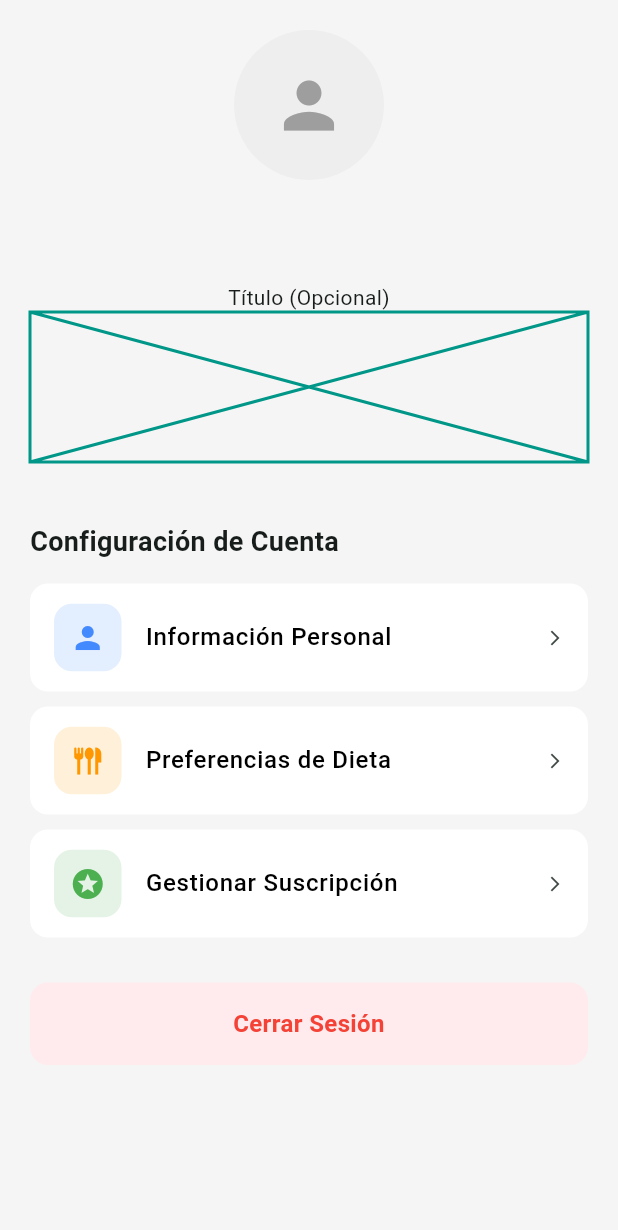
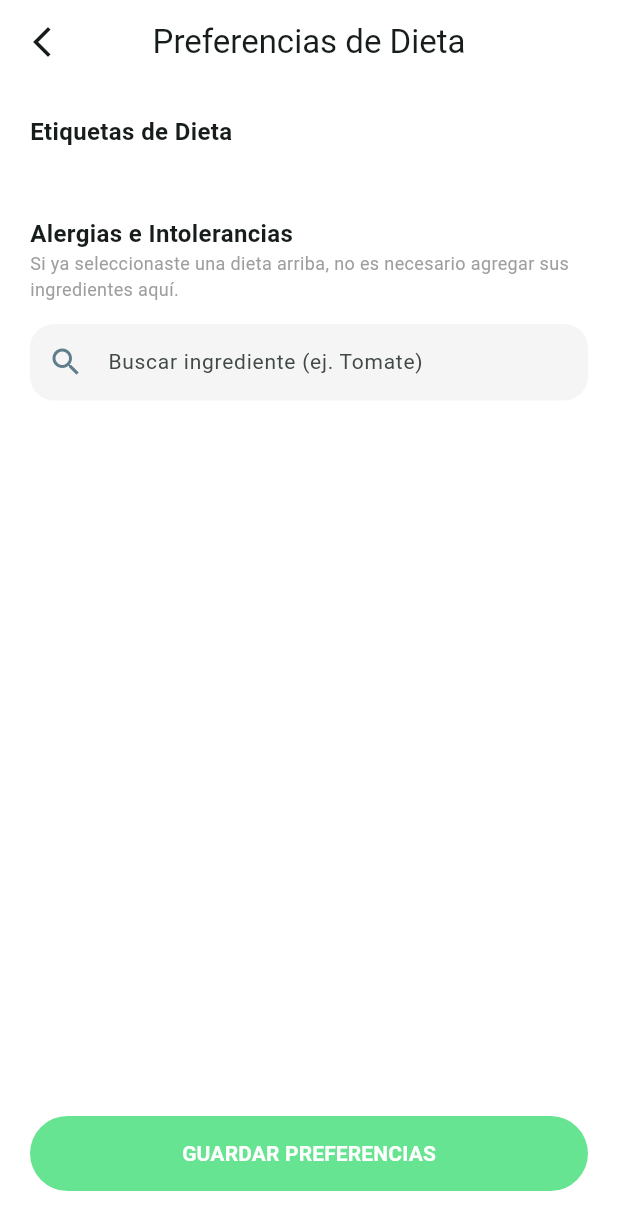
Before and after one commit to nicole0807-glitch/ISW---Grupo-C-Kooki, a Flutter app: the ProfileScreen screen opened directly, after a tap on "Preferencias de Dieta", on a phone screen of 412 x 824 dp. Shown: the top 1230 px of the screen. Run offline on Flutter 3.47's test engine with Material 3 defaults, Android fonts, the phone set to English and light mode, and no system bars; our stand-ins replace flutter_local_notifications, get, image_picker, supabase_flutter, timezone; accounts and stored records are empty.

Commit message:
Se ha añadido la página de alregias y tags de usuario. Se ha cambiado el icono de plan a Calendar.month

```diff
--- /dev/null
+++ b/lib/screens/Profile/diet_preferences_screen.dart
@@ -0,0 +1,249 @@
+import 'package:flutter/material.dart';
+import '../../services/profile_service.dart';
+
+
+class DietPreferencesScreen extends StatefulWidget {
+  const DietPreferencesScreen({super.key});
+
+  @override
+  State<DietPreferencesScreen> createState() => _DietPreferencesScreenState();
+}
+
+class _DietPreferencesScreenState extends State<DietPreferencesScreen> {
+  final _profileService = ProfileService();
+
+  // Datos de la pantalla
+  List<Map<String, dynamic>> _allTags = [];
+  List<int> _selectedTagIds = [];
+  List<Map<String, dynamic>> _selectedAllergies = [];
+  List<Map<String, dynamic>> _searchResults = [];
+
+  bool _isLoading = true;
+  bool _isSaving = false;
+
+  @override
+  void initState() {
+    super.initState();
+    _loadData();
+  }
+
+  Future<void> _loadData() async {
+    try {
+      final tags = await _profileService.getDietTags();
+      final userTags = await _profileService.getUserDietTags();
+      final userAllergies = await _profileService.getUserAllergies();
+
+      setState(() {
+        _allTags = tags;
+        _selectedTagIds = userTags;
+        _selectedAllergies = userAllergies.map((a) => {
+          'id': a['ingredient_id'],
+          'name': a['Ingredient']['name']
+        }).toList();
+        _isLoading = false;
+      });
+    } catch (e) {
+      setState(() => _isLoading = false);
+    }
+  }
+
+  // --- MÉTODOS DE UI (LOS QUE FALTABAN) ---
+
+  // 1. Sección de Etiquetas de Dieta
+  Widget _buildTagsWrap() {
+    return Wrap(
+      spacing: 8.0,
+      runSpacing: 4.0,
+      children: _allTags.map((tag) {
+        final isSelected = _selectedTagIds.contains(tag['tag_id']);
+        return FilterChip(
+          label: Text(tag['name']),
+          selected: isSelected,
+          backgroundColor: Colors.white,
+          selectedColor: Color.fromARGB(255, 103, 228, 145),
+          checkmarkColor: Colors.black,
+          labelStyle: TextStyle(
+            color: isSelected ? Colors.white : Colors.black,
+            fontWeight: isSelected ? FontWeight.bold : FontWeight.normal,
+          ),
+          onSelected: (selected) {
+            setState(() {
+              selected ? _selectedTagIds.add(tag['tag_id']) : _selectedTagIds.remove(tag['tag_id']);
+            });
+          },
+        );
+      }).toList(),
+    );
+  }
+
+  // 2. Barra de Búsqueda Estilizada
+  Widget _buildStyledSearchBar() {
+    return TextField(
+      style: const TextStyle(fontSize: 14),
+      onChanged: (val) async {
+        if (val.isEmpty) {
+          setState(() => _searchResults = []);
+          return;
+        }
+        final results = await _profileService.searchIngredients(val);
+        setState(() => _searchResults = results);
+      },
+      decoration: InputDecoration(
+        hintText: "Buscar ingrediente (ej. Tomate)",
+        prefixIcon: const Icon(Icons.search, color: Colors.blueGrey),
+        filled: true,
+        fillColor: Colors.grey.shade100,
+        contentPadding: const EdgeInsets.symmetric(horizontal: 20, vertical: 15),
+        enabledBorder: OutlineInputBorder(
+          borderRadius: BorderRadius.circular(16),
+          borderSide: BorderSide.none,
+        ),
+        focusedBorder: OutlineInputBorder(
+          borderRadius: BorderRadius.circular(16),
+          borderSide: const BorderSide(color: Color.fromARGB(255, 103, 228, 145), width: 1.5),
+        ),
+      ),
+    );
+  }
+
+  // 3. Lista de Alergias Seleccionadas
+  Widget _buildSelectedAllergiesWrap() {
+    return Wrap(
+      spacing: 8,
+      children: _selectedAllergies.map((ing) => Chip(
+        label: Text(ing['name']),
+        backgroundColor: Colors.red.shade50,
+        labelStyle: const TextStyle(color: Colors.red, fontSize: 13),
+        deleteIcon: const Icon(Icons.close, size: 16, color: Colors.red),
+        onDeleted: () {
+          setState(() => _selectedAllergies.removeWhere((a) => a['ingredient_id'] == ing['ingredient_id']));
+        },
+      )).toList(),
+    );
+  }
+
+  // 4. Botón de Guardar al fondo
+  Widget _buildSaveButton() {
+    return SizedBox(
+      width: double.infinity,
+      height: 50,
+      child: ElevatedButton(
+        style: ElevatedButton.styleFrom(
+          backgroundColor: Color.fromARGB(255, 103, 228, 145),
+          foregroundColor: Colors.white,
+          shape: const StadiumBorder(),
+          elevation: 0,
+        ),
+        onPressed: _isSaving ? null : _handleSave,
+        child: _isSaving
+          ? const SizedBox(height: 20, width: 20, child: CircularProgressIndicator(color: Colors.white, strokeWidth: 2))
+          : const Text("GUARDAR PREFERENCIAS", style: TextStyle(fontWeight: FontWeight.bold)),
+      ),
+    );
+  }
+
+  Future<void> _handleSave() async {
+    setState(() => _isSaving = true);
+    await _profileService.saveDietaryProfile(
+      _selectedTagIds,
+      _selectedAllergies.map((a) => a['ingredient_id'] as int).toList()
+    );
+    if (mounted) {
+      Navigator.pop(context);
+    }
+  }
+
+  // --- ESTRUCTURA PRINCIPAL (BUILD) ---
+
+  @override
+  Widget build(BuildContext context) {
+    return Scaffold(
+      backgroundColor: Colors.white,
+      appBar: AppBar(
+        title: const Text("Preferencias de Dieta"),
+        backgroundColor: Colors.white,
+        centerTitle: true,
+        leading: IconButton(
+          icon: const Icon(Icons.arrow_back_ios_new),
+          onPressed: () => Navigator.pop(context),
+        ),
+      ),
+      // Botón siempre visible abajo
+      bottomNavigationBar: Padding(
+        padding: const EdgeInsets.fromLTRB(20, 0, 20, 30),
+        child: _buildSaveButton(),
+      ),
+      body: _isLoading
+        ? const Center(child: CircularProgressIndicator())
+        : Stack( // Stack global para permitir que el buscador flote y sea clickeable
+            children: [
+              // Capa 1: El contenido con Scroll
+              SingleChildScrollView(
+                padding: const EdgeInsets.all(20),
+                child: Column(
+                  crossAxisAlignment: CrossAxisAlignment.start,
+                  children: [
+                    const Text("Etiquetas de Dieta", style: TextStyle(fontSize: 16, fontWeight: FontWeight.bold)),
+                    const SizedBox(height: 10),
+                    _buildTagsWrap(),
+
+                    const SizedBox(height: 35),
+                    const Text("Alergias e Intolerancias", style: TextStyle(fontSize: 16, fontWeight: FontWeight.bold)),
+                    const Text(
+                      "Si ya seleccionaste una dieta arriba, no es necesario agregar sus ingredientes aquí.",
+                      style: TextStyle(fontSize: 12, color: Colors.grey),
+                    ),
+                    const SizedBox(height: 15),
+
+                    // Solo dejamos el espacio de la barra, la lógica flotante está en la Capa 2
+                    _buildStyledSearchBar(),
+
+                    const SizedBox(height: 20),
+                    _buildSelectedAllergiesWrap(),
+
+                    const SizedBox(height: 100), // Espacio para no chocar con el botón de abajo
+                  ],
+                ),
+              ),
+
+              // Capa 2: RESULTADOS FLOTANTES (Overlay)
+              if (_searchResults.isNotEmpty)
+                Positioned(
+                  // Ajusta este valor si tu barra de búsqueda queda más arriba o abajo
+                  top: 290,
+                  left: 20,
+                  right: 20,
+                  child: Material(
+                    elevation: 10,
+                    borderRadius: BorderRadius.circular(16),
+                    color: Colors.white,
+                    child: Container(
+                      constraints: const BoxConstraints(maxHeight: 200),
+                      child: ListView.builder(
+                        padding: EdgeInsets.zero,
+                        shrinkWrap: true,
+                        itemCount: _searchResults.length,
+                        itemBuilder: (context, index) {
+                          final ing = _searchResults[index];
+                          return ListTile(
+                            title: Text(ing['name']),
+                            trailing: const Icon(Icons.add, color: Colors.blueAccent, size: 20),
+                            onTap: () {
+                              setState(() {
+                                if (!_selectedAllergies.any((a) => a['ingredient_id'] == ing['ingredient_id'])) {
+                                  _selectedAllergies.add({'ingredient_id': ing['ingredient_id'], 'name': ing['name']});
+                                }
+                                _searchResults = []; // Limpiar búsqueda para cerrar el overlay
+                              });
+                            },
+                          );
+                        },
+                      ),
+                    ),
+                  ),
+                ),
+            ],
+          ),
+    );
+  }
+}
--- a/lib/screens/Profile/profile_screen.dart
+++ b/lib/screens/Profile/profile_screen.dart
@@ -1,6 +1,7 @@
 // ignore_for_file: unused_local_variable, unused_element
 
 import 'package:flutter/material.dart';
+import 'package:kooki/screens/Profile/diet_preferences_screen.dart';
 import 'package:kooki/screens/Profile/personal_info_screen.dart';
 import 'package:kooki/services/supabase_service.dart';
 import 'package:provider/provider.dart'; // Necesario para limpiar el estado
@@ -182,7 +183,17 @@ class _ProfileScreenState extends State<ProfileScreen> {
                       text: "Preferencias de Dieta",
                       icon: Icons.flatware,
                       baseColor: Colors.orange,
-                      onTap: () { print("Preferencias"); },
+                      onTap: () {
+                        Navigator.push(
+                          context,
+                          MaterialPageRoute(builder: (context) => const DietPreferencesScreen()),
+                        ).then((_) {
+                          //Se recarga la página cuando el usuario vuelva
+                          setState(() {
+                            _profileFuture = _profileService.getProfileData();
+                          });
+                        });
+                      },
                     ),
 
                     _buildMenuButton(
--- a/lib/screens/home/main_layout.dart
+++ b/lib/screens/home/main_layout.dart
@@ -305,7 +305,7 @@ class _MainLayoutState extends State<MainLayout> {
             label: 'Pantry',
           ),
           BottomNavigationBarItem(
-            icon: Icon(Icons.assignment_outlined),
+            icon: Icon(Icons.calendar_month),
             label: 'Plan',
           ),
           BottomNavigationBarItem(
--- a/lib/services/profile_service.dart
+++ b/lib/services/profile_service.dart
@@ -1,4 +1,5 @@
 
+import 'package:flutter/rendering.dart';
 import 'package:supabase_flutter/supabase_flutter.dart';
 //Se importa supabase para constuir una instancia privada para manejar el perfil. Esto ya incluye auth.
 
@@ -112,4 +113,84 @@ class ProfileService {
     }
   }
 
+  //  ---- DATOS DE PREFERENCIAS DE DIETA ---
+
+  //Importación del catálogo de tags
+  Future<List<Map<String, dynamic>>> getDietTags() async {
+    return await _supabase
+    .from('Tag')
+    .select('tag_id, name')
+    .eq('type','Diet');
+  }
+
+  //Importación de los tags del usuario
+  Future<List<int>> getUserDietTags() async {
+    final userID = currentUser?.id ?? "";
+    if (userID.isNotEmpty) {
+      final res = await _supabase
+      .from('User_preferences')
+      .select('tag_id')
+      .eq('user_id',userID);
+
+      return (res as List).map((item) => item['tag_id'] as int).toList();
+    }
+
+    return [1];
+  }
+
+  //Obtener las alergias del usuario
+    Future<List<Map<String, dynamic>>> getUserAllergies() async {
+      final userID = currentUser?.id ?? "";
+
+      if (userID.isNotEmpty) {
+        return await _supabase
+      .from('User_allergies')
+      .select('ingredient_id, Ingredient(ingredient_id, name)')
+      .eq('user_id', userID);
+      }
+      return [
+        {'ingredient_id': 1, 'name': 'nil'}
+      ];
+    }
+
+    //Buscador de ingredients
+    Future<List<Map<String, dynamic>>> searchIngredients(String query) async {
+      if (query.isEmpty) return [];
+      return await _supabase
+      .from('Ingredient')
+      .select('ingredient_id, name')
+      .ilike('name', '%$query%')
+      .limit(5);
+    }
+
+    //Guardar actualizaciones a User_allergies y User_preferences
+    Future<void> saveDietaryProfile(List<int> newTagIDs, List<int> ingredientIDs) async {
+      final userID = currentUser?.id ?? "";
+      final oldDietIDs = await getUserDietTags();
+
+      if (userID.isNotEmpty) {
+        if (oldDietIDs.isNotEmpty) {
+          await _supabase
+          .from('User_preferences')
+          .delete()
+          .eq('user_id', userID)
+          .inFilter('tag_id', oldDietIDs);
+        }
+
+        if (newTagIDs.isNotEmpty) {
+          await _supabase.from('User_preferences').insert(
+            newTagIDs.map((id) => {'user_id': userID, 'tag_id': id}).toList()
+          );
+        }
+
+        await _supabase.from('User_allergies').delete().eq('user_id', userID);
+        if (ingredientIDs.isNotEmpty) {
+          await _supabase.from('User_allergies').insert(
+            ingredientIDs.map((id) => {'user_id': userID, 'ingredient_id': id}).toList()
+          );
+        }
+      }
+
+    }
+
 }
```
